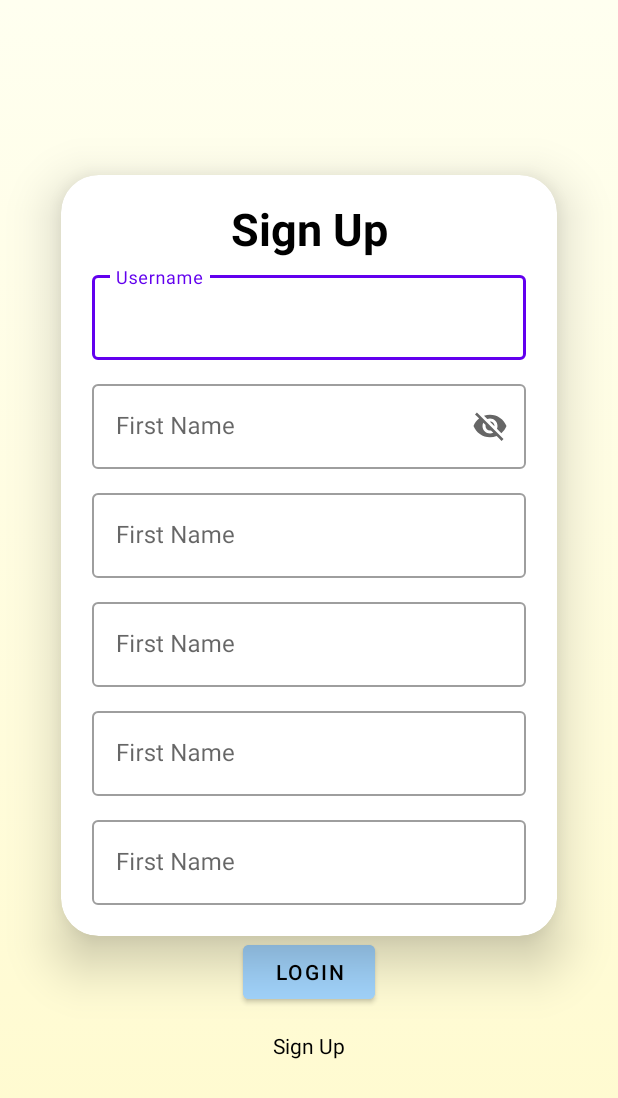
After one commit to ruochenwang929/AndroidProject, an Android app: the layout activity_signup.xml on its own in the app's theme, with its tools: preview values and no code run, on a phone screen of 412 x 824 dp. The commit adds this screen. Shown: the top 1098 px of the screen. Run offline under Robolectric (Android 15) with nearby library versions, the phone set to English and light mode, and no system bars.

Commit message:
sign up page

```diff
--- a/app/src/main/res/layout/activity_login.xml
+++ b/app/src/main/res/layout/activity_login.xml
@@ -11,7 +11,9 @@
     <androidx.cardview.widget.CardView
         android:layout_width="wrap_content"
         android:layout_height="wrap_content"
-        app:cardCornerRadius="25dp">
+        app:cardCornerRadius="25dp"
+        app:cardElevation="20dp"
+        >
 
         <LinearLayout
             android:layout_width="match_parent"
@@ -73,4 +75,15 @@
         android:text="Login"
         android:textColor="@color/black"
         />
+
+    <TextView
+        android:id="@+id/registerTextView"
+        android:text="Sign Up"
+        android:layout_marginTop="15dp"
+        android:textColor="@color/black"
+        android:gravity="center"
+        android:layout_width="match_parent"
+        android:layout_height="wrap_content">
+
+    </TextView>
 </LinearLayout>
--- /dev/null
+++ b/app/src/main/res/layout/activity_signup.xml
@@ -0,0 +1,146 @@
+<?xml version="1.0" encoding="utf-8"?>
+<LinearLayout
+    xmlns:android="http://schemas.android.com/apk/res/android"
+    xmlns:app="http://schemas.android.com/apk/res-auto"
+    android:layout_width="match_parent"
+    android:layout_height="match_parent"
+    android:orientation="vertical"
+    android:background="@drawable/background"
+    android:gravity="center">
+
+    <androidx.cardview.widget.CardView
+        android:layout_width="wrap_content"
+        android:layout_height="wrap_content"
+        app:cardCornerRadius="25dp"
+        app:cardElevation="20dp"
+        >
+
+        <LinearLayout
+            android:layout_width="match_parent"
+            android:layout_height="match_parent"
+            android:layout_margin="15dp"
+            android:orientation="vertical">
+
+            <TextView
+                android:layout_width="match_parent"
+                android:layout_height="wrap_content"
+                android:text="Sign Up"
+                android:gravity="center"
+                android:textStyle="bold"
+                android:textColor="@color/black"
+                android:textSize="30sp" />
+
+            <com.google.android.material.textfield.TextInputLayout
+                android:id="@+id/usernameInput"
+                android:layout_width="300dp"
+                android:layout_height="wrap_content"
+                android:padding="5dp"
+                style="@style/Widget.MaterialComponents.TextInputLayout.OutlinedBox"
+                android:hint="@string/hint1">
+
+                <com.google.android.material.textfield.TextInputEditText
+                    android:layout_width="match_parent"
+                    android:layout_height="wrap_content">
+                </com.google.android.material.textfield.TextInputEditText>
+
+            </com.google.android.material.textfield.TextInputLayout>
+
+            <com.google.android.material.textfield.TextInputLayout
+                android:id="@+id/firstNameInput"
+                android:layout_width="300dp"
+                android:layout_height="wrap_content"
+                android:padding="5dp"
+                app:endIconMode="password_toggle"
+                style="@style/Widget.MaterialComponents.TextInputLayout.OutlinedBox"
+                android:hint="@string/hint2">
+
+                <com.google.android.material.textfield.TextInputEditText
+                    android:layout_width="match_parent"
+                    android:layout_height="wrap_content">
+                    android:inputType="textPassword"
+                </com.google.android.material.textfield.TextInputEditText>
+
+            </com.google.android.material.textfield.TextInputLayout>
+
+            <com.google.android.material.textfield.TextInputLayout
+                android:id="@+id/lastNameInput"
+                android:layout_width="300dp"
+                android:layout_height="wrap_content"
+                android:padding="5dp"
+                style="@style/Widget.MaterialComponents.TextInputLayout.OutlinedBox"
+                android:hint="@string/hint3">
+
+                <com.google.android.material.textfield.TextInputEditText
+                    android:layout_width="match_parent"
+                    android:layout_height="wrap_content">
+                </com.google.android.material.textfield.TextInputEditText>
+
+            </com.google.android.material.textfield.TextInputLayout>
+            <com.google.android.material.textfield.TextInputLayout
+                android:id="@+id/usernameInputText"
+                android:layout_width="300dp"
+                android:layout_height="wrap_content"
+                android:padding="5dp"
+                style="@style/Widget.MaterialComponents.TextInputLayout.OutlinedBox"
+                android:hint="@string/hint4">
+
+                <com.google.android.material.textfield.TextInputEditText
+                    android:layout_width="match_parent"
+                    android:layout_height="wrap_content">
+                </com.google.android.material.textfield.TextInputEditText>
+
+            </com.google.android.material.textfield.TextInputLayout>
+            <com.google.android.material.textfield.TextInputLayout
+                android:id="@+id/usernameInputText"
+                android:layout_width="300dp"
+                android:layout_height="wrap_content"
+                android:padding="5dp"
+                style="@style/Widget.MaterialComponents.TextInputLayout.OutlinedBox"
+                android:hint="@string/hint5">
+
+                <com.google.android.material.textfield.TextInputEditText
+                    android:layout_width="match_parent"
+                    android:layout_height="wrap_content">
+                </com.google.android.material.textfield.TextInputEditText>
+
+            </com.google.android.material.textfield.TextInputLayout>
+            <com.google.android.material.textfield.TextInputLayout
+                android:id="@+id/usernameInputText"
+                android:layout_width="300dp"
+                android:layout_height="wrap_content"
+                android:padding="5dp"
+                style="@style/Widget.MaterialComponents.TextInputLayout.OutlinedBox"
+                android:hint="@string/hint6">
+
+                <com.google.android.material.textfield.TextInputEditText
+                    android:layout_width="match_parent"
+                    android:layout_height="wrap_content">
+                </com.google.android.material.textfield.TextInputEditText>
+
+            </com.google.android.material.textfield.TextInputLayout>
+
+        </LinearLayout>
+
+    </androidx.cardview.widget.CardView>
+
+    <Button
+        android:id="@+id/button"
+        android:layout_width="wrap_content"
+        android:layout_height="wrap_content"
+        android:backgroundTint="#A1D3FB"
+        android:insetTop="6dp"
+        android:text="Login"
+        android:textColor="@color/black"
+        />
+
+    <TextView
+        android:id="@+id/registerTextView"
+        android:text="Sign Up"
+        android:layout_marginTop="15dp"
+        android:textColor="@color/black"
+        android:gravity="center"
+        android:layout_width="match_parent"
+        android:layout_height="wrap_content">
+
+    </TextView>
+</LinearLayout>
--- a/app/src/main/res/values/colors.xml
+++ b/app/src/main/res/values/colors.xml
@@ -8,9 +8,7 @@
     <color name="black">#FF000000</color>
     <color name="white">#FFFFFFFF</color>
     <color name="ivory">#FFFFF0</color><!--ivory -->
-
     <color name="lightyellow">#FFFFE0</color><!--亮黄色 -->
-
     <color name="lemonchiffon">#FFFACD</color><!--柠檬绸色 -->
 
 </resources>
--- a/app/src/main/res/values/strings.xml
+++ b/app/src/main/res/values/strings.xml
@@ -1,6 +1,10 @@
 <resources>
     <string name="app_name">AssignmentDemo</string>
     <string name="hint">Please input here</string>
-    <string name="label1">Username</string>
-    <string name="label2">Passsword</string>
+    <string name="hint1">Username</string>
+    <string name="hint2">First Name</string>
+    <string name="hint3">First Name</string>
+    <string name="hint4">First Name</string>
+    <string name="hint5">First Name</string>
+    <string name="hint6">First Name</string>
 </resources>
```
Also changed, not shown: 11 other files.
